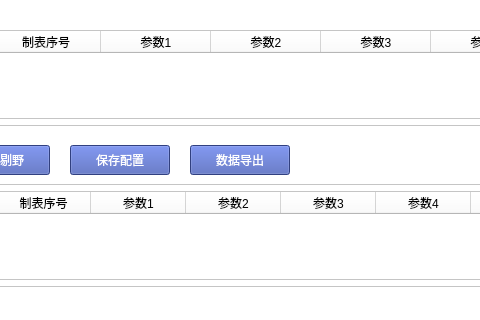
Qt form interface.ui (Shen-LW/analysis_xp) before a commit; both pictures show x 679 to 1159 and y 307 to 627 of the 1319 by 828 pixel window.
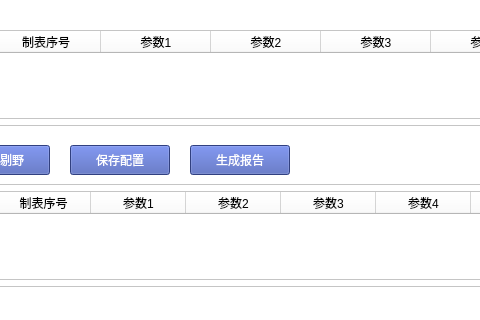
The same form after that commit.

Diff of the .ui file:
```diff
--- a/interface.ui
+++ b/interface.ui
@@ -543,7 +543,7 @@
 font: 10pt &quot;Microsoft YaHei UI&quot;;</string>
        </property>
        <property name="text">
-        <string>数据导出</string>
+        <string>生成报告</string>
        </property>
       </widget>
       <widget class="QPushButton" name="auto_choice_btn">
```
